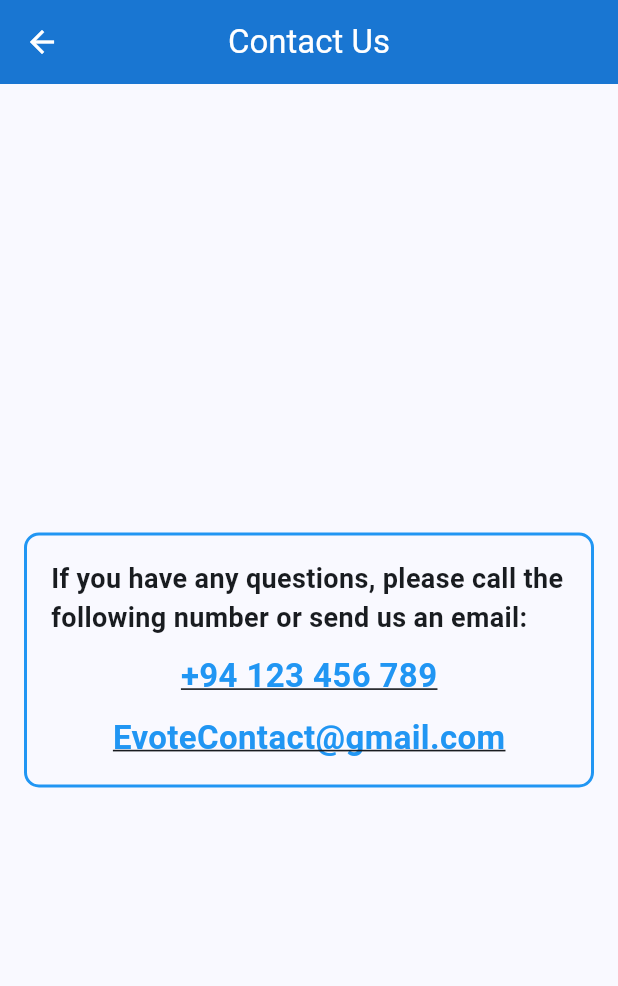
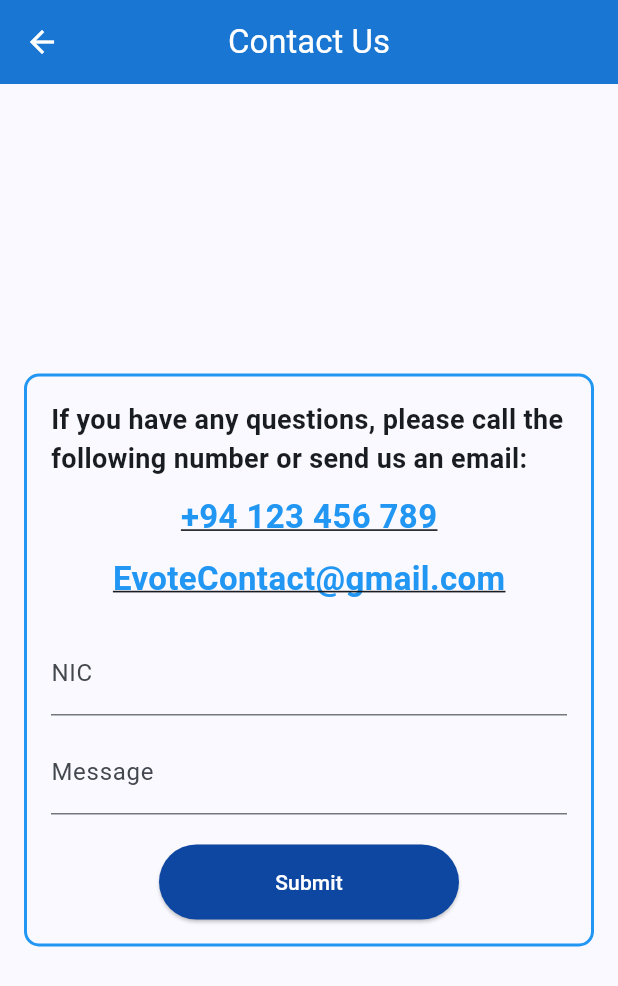
Before and after one commit to lakshannaveen/evotemobile, a Flutter app: the ContactUsPage screen opened by its route, on a phone screen of 412 x 824 dp. Shown: the top 986 px of the screen. Run offline on Flutter 3.47's test engine with Material 3 defaults, Android fonts, the light colour scheme and no system bars; our stand-ins replace cloud_firestore, file_picker, firebase_core; missing offline and left inert: bcrypt, dart_jsonwebtoken; accounts and stored records are empty.

Commit message:
create contact us page
database successfully saved

```diff
--- /dev/null
+++ b/lib/models/contact_us_model.dart
@@ -0,0 +1,20 @@
+class ContactUsModel {
+  final String nic;
+  final String message;
+
+  ContactUsModel({required this.nic, required this.message});
+
+  Map<String, dynamic> toMap() {
+    return {
+      'nic': nic,
+      'message': message,
+    };
+  }
+
+  factory ContactUsModel.fromMap(Map<String, dynamic> map) {
+    return ContactUsModel(
+      nic: map['nic'] ?? '',
+      message: map['message'] ?? '',
+    );
+  }
+}
--- a/lib/pages/contact_us.dart
+++ b/lib/pages/contact_us.dart
@@ -1,8 +1,20 @@
 import 'package:flutter/material.dart';
 import 'package:url_launcher/url_launcher.dart';
+import '../models/contact_us_model.dart';
+import '../services/contact_us_service.dart';
 
-class ContactUsPage extends StatelessWidget {
+class ContactUsPage extends StatefulWidget {
   const ContactUsPage({super.key});
+
+  @override
+  _ContactUsPageState createState() => _ContactUsPageState();
+}
+
+class _ContactUsPageState extends State<ContactUsPage> {
+  final _formKey = GlobalKey<FormState>();
+  final _nicController = TextEditingController();
+  final _messageController = TextEditingController();
+  final ContactUsService _contactUsService = ContactUsService();
 
   void _launchPhone(String phoneNumber) async {
     final Uri phoneUri = Uri(scheme: 'tel', path: phoneNumber);
@@ -23,6 +35,25 @@ class ContactUsPage extends StatelessWidget {
       await launchUrl(emailUri, mode: LaunchMode.externalApplication);
     } else {
       throw 'Could not launch $emailUri';
+    }
+  }
+
+  void _submitForm() async {
+    if (_formKey.currentState!.validate()) {
+      final contactUsData = ContactUsModel(
+        nic: _nicController.text,
+        message: _messageController.text,
+      );
+      try {
+        await _contactUsService.submitContactUsData(contactUsData);
+        ScaffoldMessenger.of(context).showSnackBar(
+          const SnackBar(content: Text('Data submitted successfully')),
+        );
+      } catch (e) {
+        ScaffoldMessenger.of(context).showSnackBar(
+          SnackBar(content: Text('Error submitting data: $e')),
+        );
+      }
     }
   }
 
@@ -85,6 +116,50 @@ class ContactUsPage extends StatelessWidget {
                         ),
                       ),
                     ),
+                    const SizedBox(height: 20),
+                    Form(
+                      key: _formKey,
+                      child: Column(
+                        children: [
+                          TextFormField(
+                            controller: _nicController,
+                            decoration: const InputDecoration(labelText: 'NIC'),
+                            validator: (value) {
+                              if (value == null || value.isEmpty) {
+                                return 'Please enter your NIC';
+                              }
+                              // Add NIC validation logic here
+                              final nicPattern =
+                                  RegExp(r'^[0-9]{9}[vVxX]|[0-9]{12}$');
+                              if (!nicPattern.hasMatch(value)) {
+                                return 'Please enter a valid NIC';
+                              }
+                              return null;
+                            },
+                          ),
+                          const SizedBox(height: 10),
+                          TextFormField(
+                            controller: _messageController,
+                            decoration:
+                                const InputDecoration(labelText: 'Message'),
+                            validator: (value) {
+                              if (value == null || value.isEmpty) {
+                                return 'Please enter a message';
+                              }
+                              if (value.length > 250) {
+                                return 'Message cannot exceed 250 characters';
+                              }
+                              return null;
+                            },
+                          ),
+                          const SizedBox(height: 20),
+                          ElevatedButton(
+                            onPressed: _submitForm,
+                            child: const Text('Submit'),
+                          ),
+                        ],
+                      ),
+                    ),
                   ],
                 ),
               ),
--- /dev/null
+++ b/lib/services/contact_us_service.dart
@@ -0,0 +1,14 @@
+import 'package:cloud_firestore/cloud_firestore.dart';
+import '../models/contact_us_model.dart';
+
+class ContactUsService {
+  final FirebaseFirestore _firestore = FirebaseFirestore.instance;
+
+  Future<void> submitContactUsData(ContactUsModel contactUsData) async {
+    try {
+      await _firestore.collection('contact_us').add(contactUsData.toMap());
+    } catch (e) {
+      throw Exception('Error submitting data: $e');
+    }
+  }
+}
```
